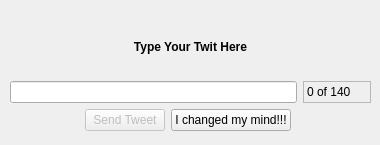
The window that Ui/sendTwit.ui (KarenMarkosyan/qttwitter) describes before a commit, drawn with Qt 5.
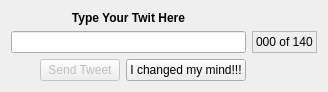
The same window after the commit. Icons and pictures are not drawn.

Patch:
```diff
--- a/Ui/sendTwit.ui
+++ b/Ui/sendTwit.ui
@@ -6,8 +6,8 @@
    <rect>
     <x>0</x>
     <y>0</y>
-    <width>380</width>
-    <height>145</height>
+    <width>328</width>
+    <height>89</height>
    </rect>
   </property>
   <property name="sizePolicy">
@@ -29,17 +29,8 @@
    <iconset resource="../images/images.qrc">
     <normaloff>:/twitter/im-status-message-edit.svg</normaloff>:/twitter/im-status-message-edit.svg</iconset>
   </property>
-  <widget class="QWidget" name="gridLayoutWidget">
-   <property name="geometry">
-    <rect>
-     <x>10</x>
-     <y>20</y>
-     <width>361</width>
-     <height>111</height>
-    </rect>
-   </property>
    <layout class="QGridLayout" name="gridLayout">
-    <item row="1" column="0" colspan="5">
+   <item row="1" column="0" colspan="3">
      <widget class="QLineEdit" name="twitLineEdit">
       <property name="maxLength">
        <number>140</number>
@@ -52,23 +43,7 @@
       </property>
      </widget>
     </item>
-    <item row="0" column="0" colspan="7">
-     <widget class="QLabel" name="label">
-      <property name="text">
-       <string>&lt;B&gt;Type Your Twit Here&lt;/B&gt;</string>
-      </property>
-      <property name="textFormat">
-       <enum>Qt::RichText</enum>
-      </property>
-      <property name="scaledContents">
-       <bool>true</bool>
-      </property>
-      <property name="alignment">
-       <set>Qt::AlignCenter</set>
-      </property>
-     </widget>
-    </item>
-    <item row="1" column="5" colspan="2">
+   <item row="1" column="3">
      <widget class="QLabel" name="charsLeft">
       <property name="enabled">
        <bool>true</bool>
@@ -89,7 +64,7 @@
        <enum>QFrame::Sunken</enum>
       </property>
       <property name="text">
-       <string>0 of 140</string>
+      <string>000 of 140</string>
       </property>
       <property name="textFormat">
        <enum>Qt::PlainText</enum>
@@ -104,12 +79,12 @@
       <property name="sizeHint" stdset="0">
        <size>
         <width>40</width>
-        <height>20</height>
+       <height>22</height>
        </size>
       </property>
      </spacer>
     </item>
-    <item row="2" column="2">
+   <item row="2" column="1">
      <widget class="QPushButton" name="pushButton">
       <property name="enabled">
        <bool>false</bool>
@@ -119,28 +94,43 @@
       </property>
      </widget>
     </item>
-    <item row="2" column="6">
-     <spacer name="horizontalSpacer">
-      <property name="orientation">
-       <enum>Qt::Horizontal</enum>
-      </property>
-      <property name="sizeHint" stdset="0">
-       <size>
-        <width>40</width>
-        <height>20</height>
-       </size>
-      </property>
-     </spacer>
-    </item>
-    <item row="2" column="3">
+   <item row="2" column="2">
      <widget class="QPushButton" name="pushButton_2">
       <property name="text">
        <string>I changed my mind!!!</string>
       </property>
      </widget>
     </item>
-   </layout>
-  </widget>
+   <item row="2" column="3">
+    <spacer name="horizontalSpacer">
+     <property name="orientation">
+      <enum>Qt::Horizontal</enum>
+     </property>
+     <property name="sizeHint" stdset="0">
+      <size>
+       <width>57</width>
+       <height>22</height>
+      </size>
+     </property>
+    </spacer>
+   </item>
+   <item row="0" column="0" colspan="3">
+    <widget class="QLabel" name="label">
+     <property name="text">
+      <string>&lt;B&gt;Type Your Twit Here&lt;/B&gt;</string>
+     </property>
+     <property name="textFormat">
+      <enum>Qt::RichText</enum>
+     </property>
+     <property name="scaledContents">
+      <bool>true</bool>
+     </property>
+     <property name="alignment">
+      <set>Qt::AlignCenter</set>
+     </property>
+    </widget>
+   </item>
+  </layout>
  </widget>
  <resources>
   <include location="../images/images.qrc"/>
```
Lines whose indentation alone changed are shown as unchanged.
